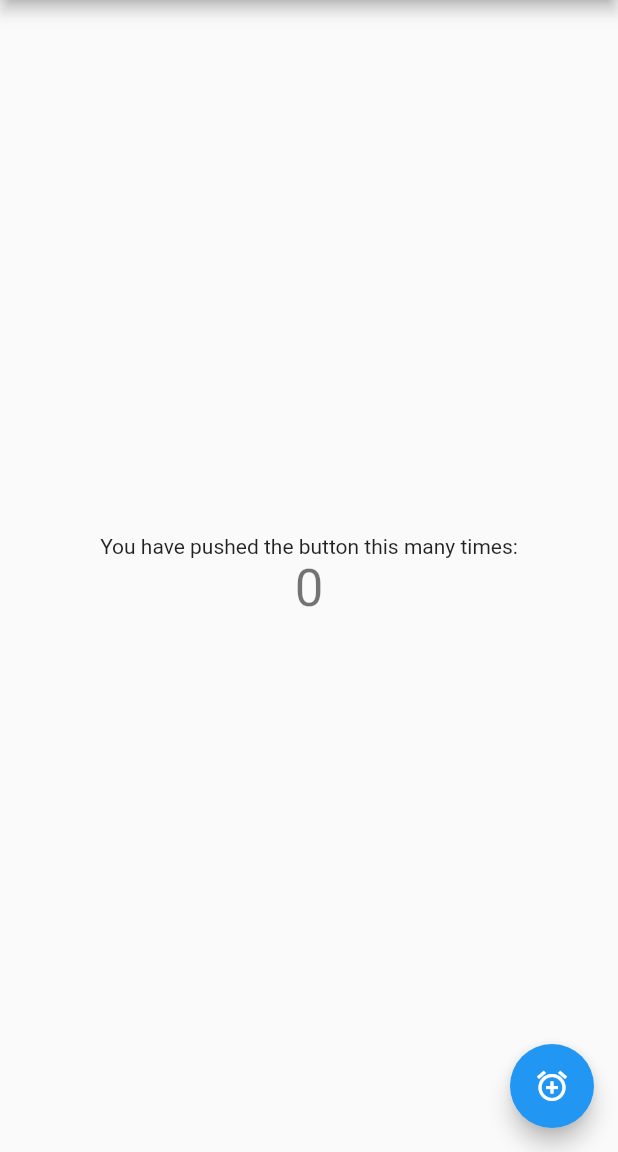
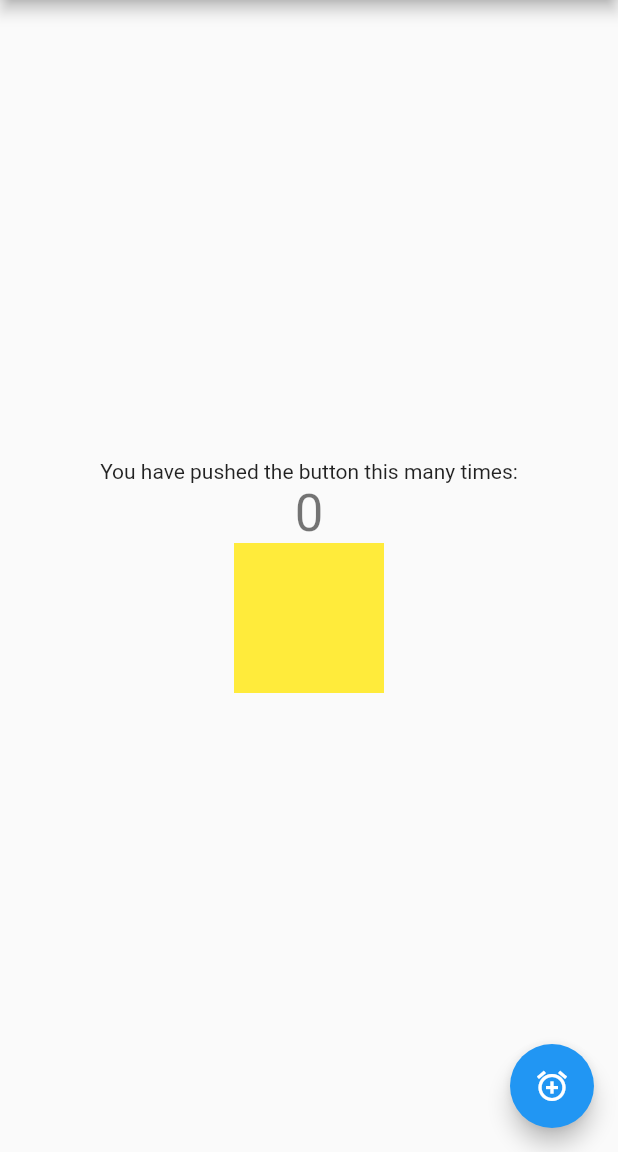
Before and after one commit to akshayyadav76/check, a Flutter app: the screen it shows after launch, on a phone screen of 412 x 824 dp, the part 84-1236 px from its top. Run offline on Flutter 3.47's test engine with Material 2 defaults, Android fonts, the phone set to English and light mode, and no system bars.

Commit message:
add container

```diff
--- a/lib/main.dart
+++ b/lib/main.dart
@@ -55,6 +55,11 @@ class _MyHomePageState extends State<MyHomePage> {
               '$_counter',
               style: Theme.of(context).textTheme.display1,
             ),
+            Container(
+              width: 100,
+              height: 100,
+              color: Colors.yellow,
+            )
           ],
         ),
       ),
```
